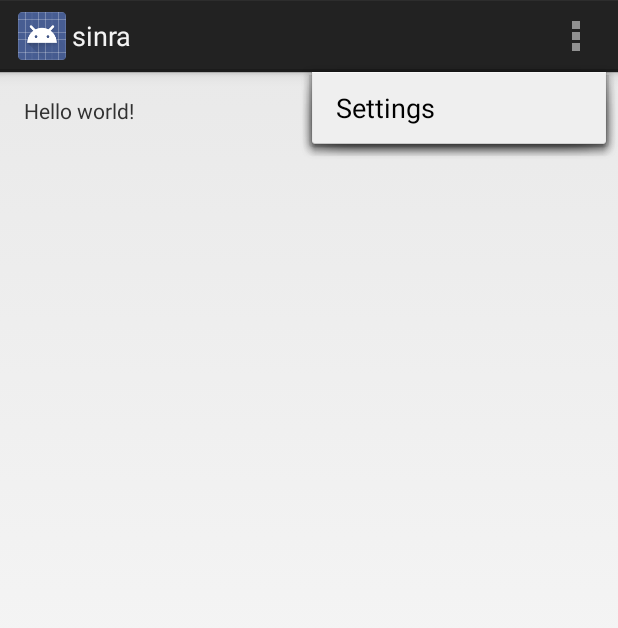
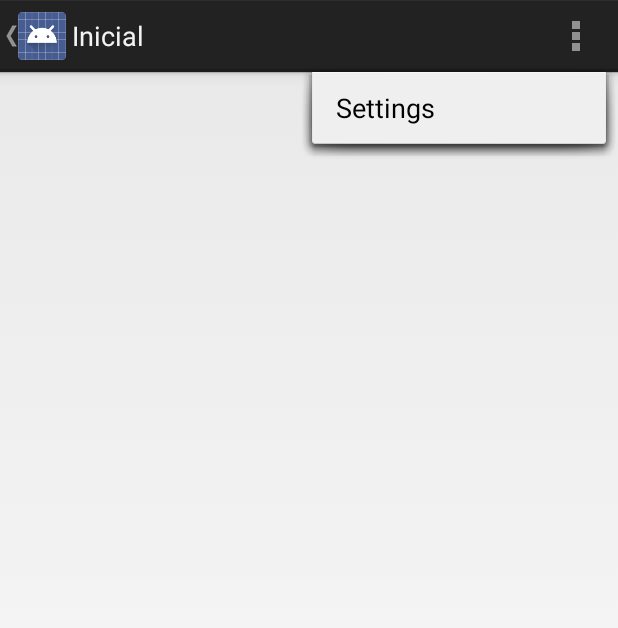
Before and after one commit to mrot2007/Sinra-UFJF, an Android app: the screen it shows after launch (MainActivity), with the options menu open, on a phone screen of 412 x 824 dp. Shown: the top 628 px of the screen. Run offline under Robolectric (Android 15) with nearby library versions, the phone set to English and light mode, and no system bars; 1 statement that could not run was skipped.

Commit message:
Add Navigation Drawer e Fragments

```diff
--- a/app/build.gradle
+++ b/app/build.gradle
@@ -21,4 +21,6 @@ android {
 
 dependencies {
     compile fileTree(dir: 'libs', include: ['*.jar'])
+    compile 'com.android.support:support-v4:20.0.0'
+    compile 'com.android.support:appcompat-v7:20.0.+'
 }
--- a/app/src/main/AndroidManifest.xml
+++ b/app/src/main/AndroidManifest.xml
@@ -8,7 +8,7 @@
         android:label="@string/app_name"
         android:theme="@style/AppTheme" >
         <activity
-            android:name=".MainActivity"
+            android:name=".dieta.MainActivity"
             android:label="@string/app_name" >
             <intent-filter>
                 <action android:name="android.intent.action.MAIN" />
--- /dev/null
+++ b/app/src/main/java/br/ufjf/sinra/sinra/dieta/CustomDrawerAdapter.java
@@ -0,0 +1,66 @@
+package br.ufjf.sinra.sinra.dieta;
+
+import android.app.Activity;
+import android.content.Context;
+import android.view.LayoutInflater;
+import android.view.View;
+import android.view.ViewGroup;
+import android.widget.ArrayAdapter;
+import android.widget.ImageView;
+import android.widget.TextView;
+
+import java.util.List;
+
+import br.ufjf.sinra.sinra.R;
+
+public class CustomDrawerAdapter extends ArrayAdapter<DrawerItem> {
+
+      Context context;
+      List<DrawerItem> drawerItemList;
+      int layoutResID;
+
+      public CustomDrawerAdapter(Context context, int layoutResourceID,
+                  List<DrawerItem> listItems) {
+            super(context, layoutResourceID, listItems);
+            this.context = context;
+            this.drawerItemList = listItems;
+            this.layoutResID = layoutResourceID;
+
+      }
+
+      @Override
+      public View getView(int position, View convertView, ViewGroup parent) {
+
+            DrawerItemHolder drawerHolder;
+            View view = convertView;
+
+            if (view == null) {
+                  LayoutInflater inflater = ((Activity) context).getLayoutInflater();
+                  drawerHolder = new DrawerItemHolder();
+
+                  view = inflater.inflate(layoutResID, parent, false);
+                  drawerHolder.ItemName = (TextView) view
+                              .findViewById(R.id.drawer_itemName);
+                  drawerHolder.icon = (ImageView) view.findViewById(R.id.drawer_icon);
+
+                  view.setTag(drawerHolder);
+
+            } else {
+                  drawerHolder = (DrawerItemHolder) view.getTag();
+
+            }
+
+            DrawerItem dItem = (DrawerItem) this.drawerItemList.get(position);
+
+            drawerHolder.icon.setImageDrawable(view.getResources().getDrawable(
+                        dItem.getImgResID()));
+            drawerHolder.ItemName.setText(dItem.getItemName());
+
+            return view;
+      }
+
+      private static class DrawerItemHolder {
+            TextView ItemName;
+            ImageView icon;
+      }
+}
--- /dev/null
+++ b/app/src/main/java/br/ufjf/sinra/sinra/dieta/DrawerItem.java
@@ -0,0 +1,28 @@
+package br.ufjf.sinra.sinra.dieta;
+
+
+public class DrawerItem {
+
+    String ItemName;
+    int imgResID;
+
+    public DrawerItem(String itemName, int imgResID) {
+        super();
+        ItemName = itemName;
+        this.imgResID = imgResID;
+    }
+
+    public String getItemName() {
+        return ItemName;
+    }
+    public void setItemName(String itemName) {
+        ItemName = itemName;
+    }
+    public int getImgResID() {
+        return imgResID;
+    }
+    public void setImgResID(int imgResID) {
+        this.imgResID = imgResID;
+    }
+
+}
--- /dev/null
+++ b/app/src/main/java/br/ufjf/sinra/sinra/dieta/FragmentMain.java
@@ -0,0 +1,6 @@
+package br.ufjf.sinra.sinra.dieta;
+
+import android.app.Fragment;
+
+public class FragmentMain extends Fragment {
+}
--- /dev/null
+++ b/app/src/main/java/br/ufjf/sinra/sinra/dieta/MainActivity.java
@@ -0,0 +1,137 @@
+package br.ufjf.sinra.sinra.dieta;
+
+import android.app.Activity;
+import android.app.Fragment;
+import android.app.FragmentManager;
+import android.os.Bundle;
+import android.support.v4.app.ActionBarDrawerToggle;
+import android.support.v4.view.GravityCompat;
+import android.support.v4.widget.DrawerLayout;
+import android.view.Menu;
+import android.view.MenuItem;
+import android.view.View;
+import android.widget.AdapterView;
+import android.widget.ListView;
+import java.util.ArrayList;
+import java.util.List;
+
+import br.ufjf.sinra.sinra.R;
+import br.ufjf.sinra.sinra.dieta.DrawerItem;
+
+public class MainActivity extends Activity {
+
+    private DrawerLayout mDrawerLayout;
+    private ListView mDrawerList;
+    private ActionBarDrawerToggle mDrawerToggle;
+
+    private CharSequence mDrawerTitle;
+    private CharSequence mTitle;
+    CustomDrawerAdapter adapter;
+
+    List<DrawerItem> dataList;
+
+    @Override
+    protected void onCreate(Bundle savedInstanceState) {
+        super.onCreate(savedInstanceState);
+        setContentView(R.layout.activity_main);
+
+        dataList = new ArrayList<DrawerItem>();
+        mTitle = mDrawerTitle = getTitle();
+        mDrawerLayout = (DrawerLayout) findViewById(R.id.drawer_layout);
+        mDrawerList = (ListView) findViewById(R.id.left_drawer);
+
+        mDrawerLayout.setDrawerShadow(R.drawable.drawer_shadow,
+                GravityCompat.START);
+
+        dataList.add(new DrawerItem("Inicial", R.drawable.ic_action_group));
+        dataList.add(new DrawerItem("Dietas", R.drawable.ic_action_group));
+        dataList.add(new DrawerItem("Opções", R.drawable.ic_action_group));
+
+        adapter = new CustomDrawerAdapter(this, R.layout.custom_drawer_item,
+                dataList);
+
+        mDrawerList.setAdapter(adapter);
+        mDrawerList.setOnItemClickListener(new DrawerItemClickListener());
+        getActionBar().setDisplayHomeAsUpEnabled(true);
+        getActionBar().setHomeButtonEnabled(true);
+
+        mDrawerToggle = new ActionBarDrawerToggle(this, mDrawerLayout,
+                R.drawable.ic_drawer, R.string.drawer_open,
+                R.string.drawer_close) {
+            public void onDrawerClosed(View view) {
+                getActionBar().setTitle(mTitle);
+                invalidateOptionsMenu();
+            }
+
+            public void onDrawerOpened(View drawerView) {
+                getActionBar().setTitle(mDrawerTitle);
+                invalidateOptionsMenu();
+            }
+        };
+
+        mDrawerLayout.setDrawerListener(mDrawerToggle);
+
+        if (savedInstanceState == null) {
+            SelectItem(0);
+        }
+
+    }
+
+
+    @Override
+    public boolean onCreateOptionsMenu(Menu menu) {
+        // Inflate the menu; this adds items to the action bar if it is present.
+        getMenuInflater().inflate(R.menu.main, menu);
+        return true;
+    }
+
+    @Override
+    public boolean onOptionsItemSelected(MenuItem item) {
+        // Handle action bar item clicks here. The action bar will
+        // automatically handle clicks on the Home/Up button, so long
+        // as you specify a parent activity in AndroidManifest.xml.
+        int id = item.getItemId();
+        if (id == R.id.action_settings) {
+            return true;
+        }
+        return super.onOptionsItemSelected(item);
+    }
+
+    public void SelectItem(int possition) {
+
+        Fragment fragment = null;
+        Bundle args = new Bundle();
+        switch (possition) {
+            case 0:
+                fragment = new FragmentMain();
+                break;
+            case 1:
+                fragment = new FragmentMain();
+                break;
+            case 2:
+                fragment = new FragmentMain();
+                break;
+            case 3:
+                fragment = new FragmentMain();
+                break;
+
+            default:
+                break;
+        }
+        FragmentManager frgManager = getFragmentManager();
+        frgManager.beginTransaction().replace(R.id.content_frame, fragment).commit();
+        mDrawerList.setItemChecked(possition, true);
+        setTitle(dataList.get(possition).getItemName());
+        mDrawerLayout.closeDrawer(mDrawerList);
+    }
+
+    private class DrawerItemClickListener implements
+            ListView.OnItemClickListener {
+        @Override
+        public void onItemClick(AdapterView<?> parent, View view, int position,
+                                long id) {
+            SelectItem(position);
+
+        }
+    }
+}
--- a/app/src/main/res/layout/activity_main.xml
+++ b/app/src/main/res/layout/activity_main.xml
@@ -1,16 +1,22 @@
-<RelativeLayout xmlns:android="http://schemas.android.com/apk/res/android"
-    xmlns:tools="http://schemas.android.com/tools"
+<android.support.v4.widget.DrawerLayout
+    xmlns:android="http://schemas.android.com/apk/res/android"
+    android:id="@+id/drawer_layout"
     android:layout_width="match_parent"
-    android:layout_height="match_parent"
-    android:paddingLeft="@dimen/activity_horizontal_margin"
-    android:paddingRight="@dimen/activity_horizontal_margin"
-    android:paddingTop="@dimen/activity_vertical_margin"
-    android:paddingBottom="@dimen/activity_vertical_margin"
-    tools:context=".MainActivity">
+    android:layout_height="match_parent">
 
-    <TextView
-        android:text="@string/hello_world"
-        android:layout_width="wrap_content"
-        android:layout_height="wrap_content" />
+    <FrameLayout
+        android:id="@+id/content_frame"
+        android:layout_width="match_parent"
+        android:layout_height="match_parent" />
 
-</RelativeLayout>
+
+    <ListView
+        android:id="@+id/left_drawer"
+        android:layout_width="240dp"
+        android:layout_height="match_parent"
+        android:layout_gravity="start"
+        android:choiceMode="singleChoice"
+        android:divider="@android:color/transparent"
+        android:dividerHeight="0dp"
+        android:background="#ffff"/>
+</android.support.v4.widget.DrawerLayout>
--- a/app/src/main/res/values/strings.xml
+++ b/app/src/main/res/values/strings.xml
@@ -4,5 +4,6 @@
     <string name="app_name">sinra</string>
     <string name="hello_world">Hello world!</string>
     <string name="action_settings">Settings</string>
-
+    <string name="drawer_open">Open drawer</string>
+    <string name="drawer_close">Close drawer</string>
 </resources>
```
Also changed, not shown: app/src/main/res/layout/app_custom_list.xml (added, +60 -0 lines), app/src/main/res/layout/custom_drawer_item.xml (added, +56 -0 lines), app/src/main/res/layout/fragment_main.xml (added, +13 -0 lines), app/src/main/res/layout/fragment_user.xml (added, +13 -0 lines), app/src/main/res/drawable-hdpi/drawer_shadow.9.png (added), app/src/main/res/drawable-mdpi/ic_drawer.png (added), app/src/main/res/drawable-xxhdpi/ic_action_group.png (added), app/src/main/res/drawable-xxhdpi/ic_action_user.png (added), 2 other files.
